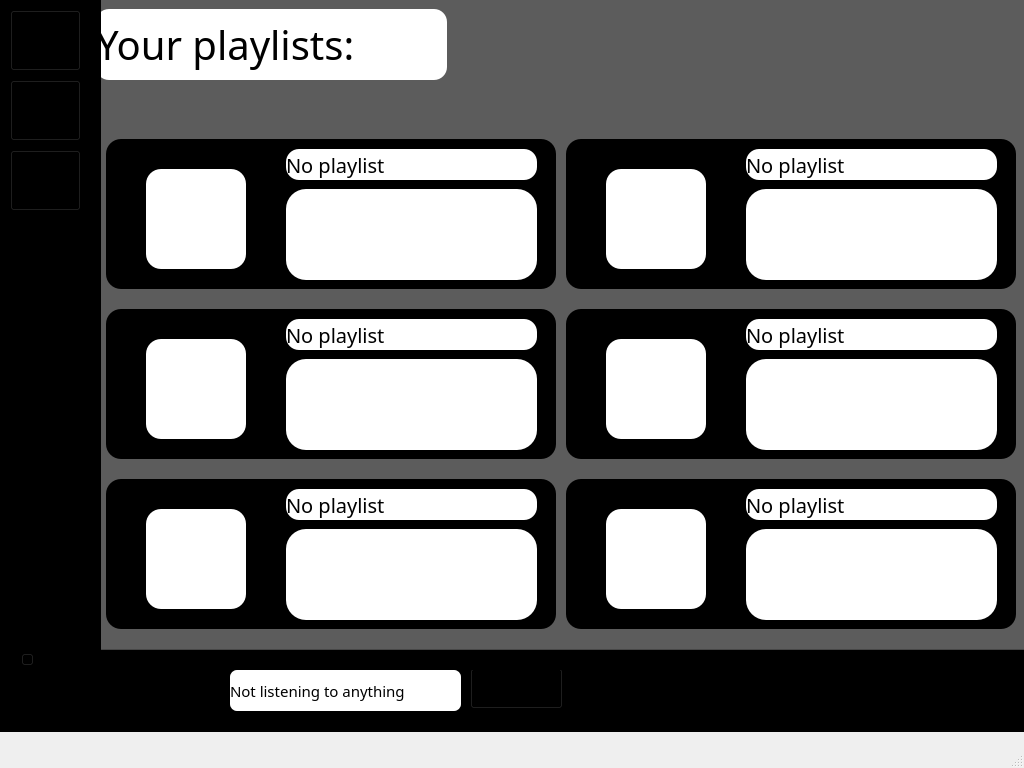
The window that ui/mainmenu.ui (DoMinhTuong/python-app) describes before a commit, drawn with Qt 5.
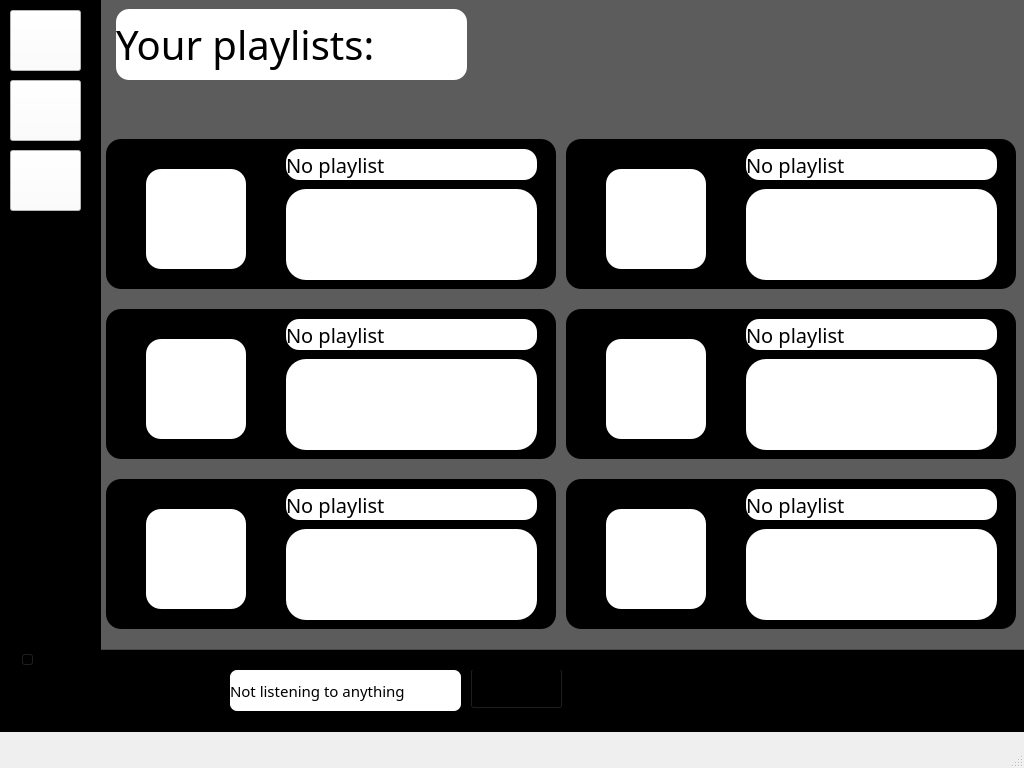
The same window after the commit. The open tabs and pages were chosen to show the change. Icons and pictures are not drawn.

What changed in the file:
```diff
--- a/ui/mainmenu.ui
+++ b/ui/mainmenu.ui
@@ -177,7 +177,7 @@
       <widget class="QLabel" name="label_2">
        <property name="geometry">
         <rect>
-         <x>10</x>
+         <x>30</x>
          <y>10</y>
          <width>351</width>
          <height>71</height>
@@ -1267,11 +1267,14 @@
       <height>651</height>
      </rect>
     </property>
+    <property name="autoFillBackground">
+     <bool>false</bool>
+    </property>
     <property name="styleSheet">
-     <string notr="true">background-color:rgb(0, 0, 0);</string>
+     <string notr="true">background-color: black</string>
     </property>
     <property name="frameShape">
-     <enum>QFrame::Shape::StyledPanel</enum>
+     <enum>QFrame::Shape::Panel</enum>
     </property>
     <property name="frameShadow">
      <enum>QFrame::Shadow::Raised</enum>
@@ -1285,6 +1288,9 @@
        <height>61</height>
       </rect>
      </property>
+     <property name="styleSheet">
+      <string notr="true">background-color: white !important;</string>
+     </property>
      <property name="text">
       <string/>
      </property>
@@ -1302,6 +1308,9 @@
        <height>61</height>
       </rect>
      </property>
+     <property name="styleSheet">
+      <string notr="true">background-color: white !important;</string>
+     </property>
      <property name="text">
       <string/>
      </property>
@@ -1319,6 +1328,9 @@
        <height>61</height>
       </rect>
      </property>
+     <property name="styleSheet">
+      <string notr="true">background-color: white !important;</string>
+     </property>
      <property name="text">
       <string/>
      </property>
```
Left out of the diff: 7 changed lines with no effect on the pictures.
